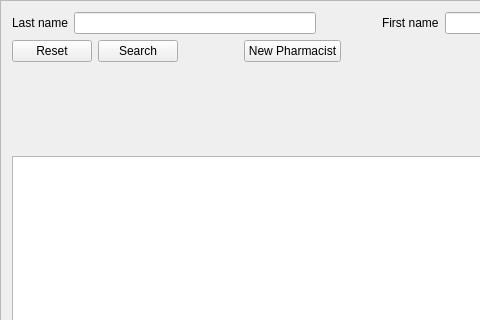
The window that mtrack/pharmacistframe.ui (kyledevans/Medicine-Track) describes before a commit, drawn with Qt 5; both pictures show x 0 to 480 and y 0 to 320 of the 941 by 657 pixel window.
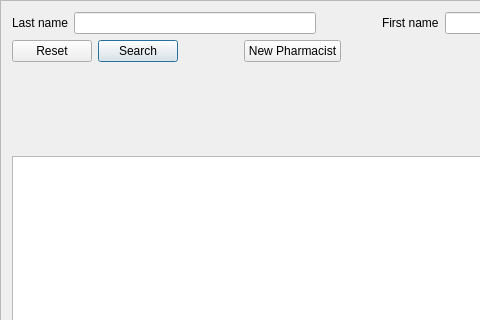
The same window after the commit.

```diff
--- a/mtrack/pharmacistframe.ui
+++ b/mtrack/pharmacistframe.ui
@@ -87,6 +87,9 @@
        <property name="text">
         <string>Search</string>
        </property>
+       <property name="default">
+        <bool>true</bool>
+       </property>
       </widget>
      </item>
      <item>
```
Left out of the diff: 67 changed lines with no effect on the pictures.
